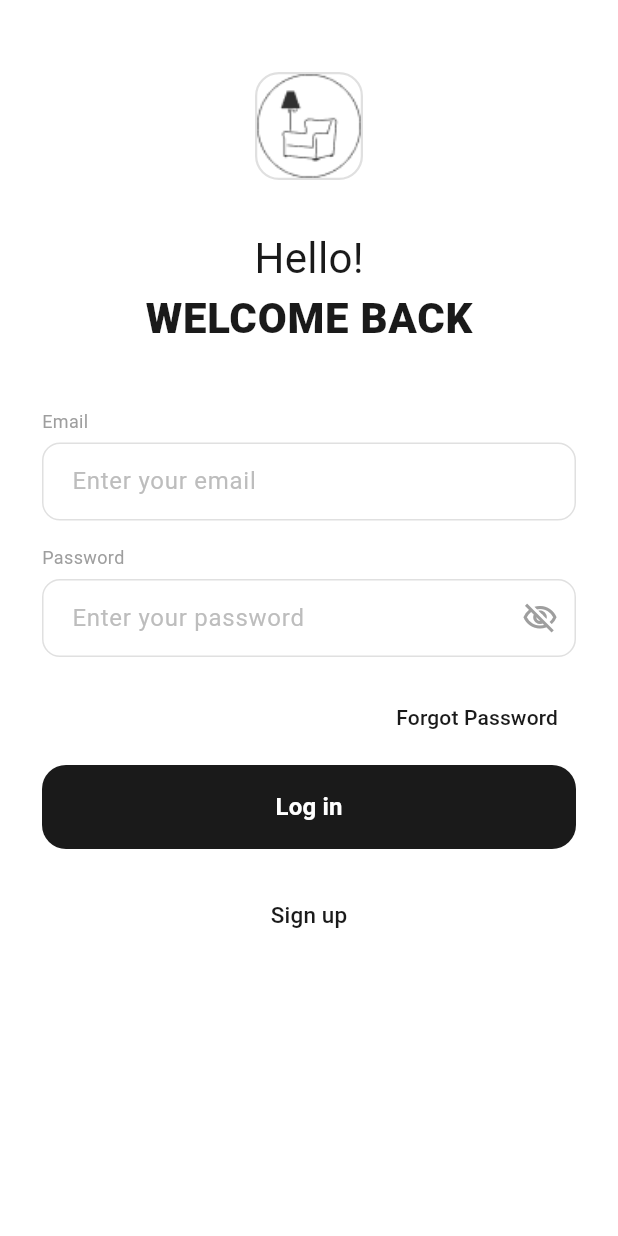
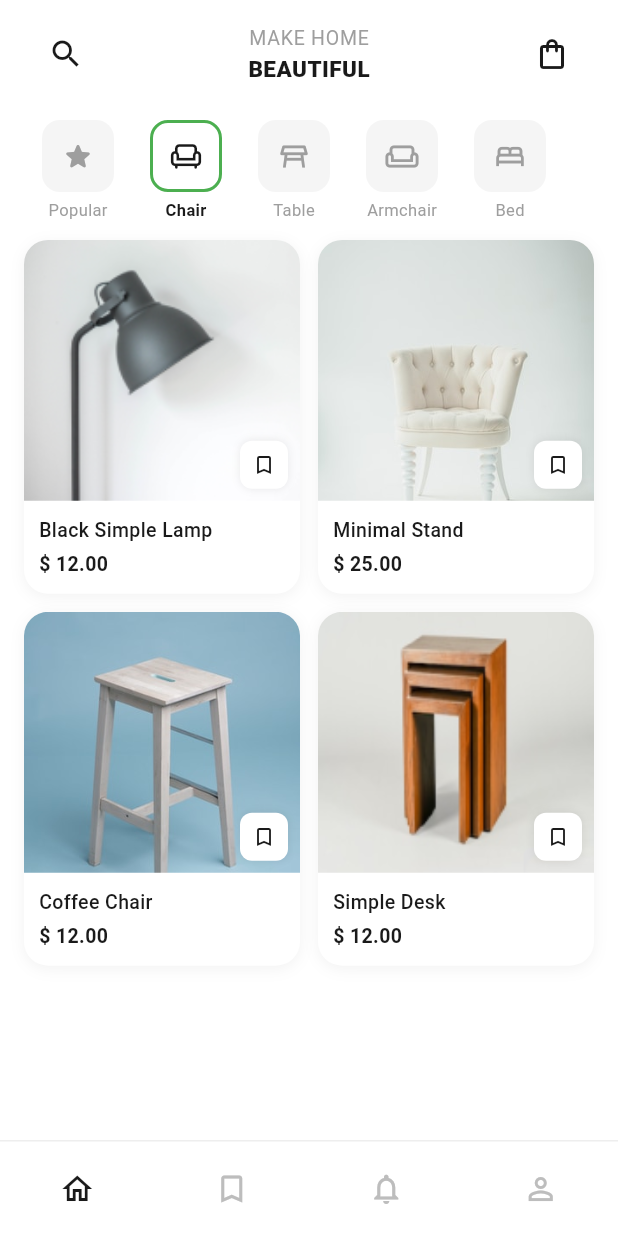
Before and after one commit to Aditya3-9-08/furnitureexam, a Flutter app: the LoginPage screen opened directly, after a tap on "Log in", on a phone screen of 412 x 824 dp. Run offline on Flutter 3.47's test engine with Material 3 defaults, Android fonts, the phone set to English and light mode, and no system bars.

Commit message:
new commit

```diff
--- a/lib/furnitureexam.dart
+++ b/lib/furnitureexam.dart
@@ -25,7 +25,7 @@ class FurnitureExam extends StatelessWidget {
         fit: StackFit.expand,
         children: [
           Image.asset(
-            'assets/images/room1.jpeg',
+            'assets/images/room1.jpeg', // <-- GANTI gambar background splash
             fit: BoxFit.cover,
           ),
           SafeArea(
--- /dev/null
+++ b/lib/home_page.dart
@@ -0,0 +1,347 @@
+import 'package:flutter/material.dart';
+import 'product_page.dart';
+
+class HomePage extends StatefulWidget {
+  const HomePage({super.key});
+
+  @override
+  State<HomePage> createState() => _HomePageState();
+}
+
+class _HomePageState extends State<HomePage> {
+  int _selectedCategory = 1;
+  int _selectedNav = 0;
+
+  final List<Map<String, String>> _categories = [
+    {'label': 'Popular', 'icon': 'star'},
+    {'label': 'Chair', 'icon': 'chair'},
+    {'label': 'Table', 'icon': 'table'},
+    {'label': 'Armchair', 'icon': 'armchair'},
+    {'label': 'Bed', 'icon': 'bed'},
+  ];
+
+
+  final List<Map<String, dynamic>> _products = [
+    {
+      'name': 'Black Simple Lamp',
+      'price': 12.00,
+      'image': 'assets/images/foto1.png',
+      'colors': [Colors.black, Colors.brown, Colors.grey],
+      'rating': 4.3,
+      'reviews': 30,
+      'description':
+          'A sleek and simple black lamp perfect for modern interiors. Minimalist design that complements any room style.',
+    },
+    {
+      'name': 'Minimal Stand',
+      'price': 25.00,
+      'image': 'assets/images/foto2.jpg',
+      'colors': [Colors.white, Colors.brown, Colors.grey],
+      'rating': 4.5,
+      'reviews': 50,
+      'description':
+          'Minimal Stand is made of by natural wood. The design that is very simple and minimal. This is truly one of the best furnitures in any family for now. With 3 different colors, you can easily select the best match for your home.',
+    },
+    {
+      'name': 'Coffee Chair',
+      'price': 12.00,
+      'image': 'assets/images/foto3.jpg',
+      'colors': [Colors.brown, Colors.black, Colors.white],
+      'rating': 4.1,
+      'reviews': 22,
+      'description':
+          'A cozy coffee chair crafted for comfort and style. Ideal for living rooms and reading nooks.',
+    },
+    {
+      'name': 'Simple Desk',
+      'price': 12.00,
+      'image': 'assets/images/foto4.png',
+      'colors': [Colors.brown, Colors.white, Colors.black],
+      'rating': 4.2,
+      'reviews': 18,
+      'description':
+          'Clean and functional desk for your workspace. Simple design with durable wood construction.',
+    },
+  ];
+
+  @override
+  Widget build(BuildContext context) {
+    return Scaffold(
+      backgroundColor: Colors.white,
+      body: SafeArea(
+        child: Column(
+          children: [
+            _buildTopBar(),
+            _buildCategoryRow(),
+            Expanded(
+              child: _buildProductGrid(),
+            ),
+          ],
+        ),
+      ),
+      bottomNavigationBar: _buildBottomNav(),
+    );
+  }
+
+  Widget _buildTopBar() {
+    return Padding(
+      padding: const EdgeInsets.symmetric(horizontal: 20, vertical: 12),
+      child: Row(
+        mainAxisAlignment: MainAxisAlignment.spaceBetween,
+        children: [
+          IconButton(
+            onPressed: () {},
+            icon: const Icon(Icons.search, color: Color(0xFF1A1A1A), size: 24),
+          ),
+          const Column(
+            children: [
+              Text(
+                'MAKE HOME',
+                style: TextStyle(
+                  fontSize: 13,
+                  fontWeight: FontWeight.w400,
+                  color: Color(0xFF9E9E9E),
+                  letterSpacing: 0.5,
+                ),
+              ),
+              Text(
+                'BEAUTIFUL',
+                style: TextStyle(
+                  fontSize: 15,
+                  fontWeight: FontWeight.w900,
+                  color: Color(0xFF1A1A1A),
+                  letterSpacing: 0.3,
+                ),
+              ),
+            ],
+          ),
+          IconButton(
+            onPressed: () {},
+            icon: const Icon(Icons.shopping_bag_outlined,
+                color: Color(0xFF1A1A1A), size: 24),
+          ),
+        ],
+      ),
+    );
+  }
+
+  Widget _buildCategoryRow() {
+    final iconData = [
+      Icons.star_rounded,
+      Icons.chair_outlined,
+      Icons.table_restaurant_outlined,
+      Icons.weekend_outlined,
+      Icons.bed_outlined,
+    ];
+
+    return SizedBox(
+      height: 80,
+      child: ListView.builder(
+        scrollDirection: Axis.horizontal,
+        padding: const EdgeInsets.symmetric(horizontal: 16),
+        itemCount: _categories.length,
+        itemBuilder: (context, index) {
+          final isSelected = _selectedCategory == index;
+          return GestureDetector(
+            onTap: () => setState(() => _selectedCategory = index),
+            child: Container(
+              margin: const EdgeInsets.symmetric(horizontal: 6, vertical: 8),
+              width: 60,
+              child: Column(
+                children: [
+                  Container(
+                    width: 48,
+                    height: 48,
+                    decoration: BoxDecoration(
+                      color: isSelected
+                          ? Colors.white
+                          : const Color(0xFFF5F5F5),
+                      borderRadius: BorderRadius.circular(12),
+                      border: isSelected
+                          ? Border.all(
+                              color: const Color(0xFF4CAF50), width: 2)
+                          : null,
+                    ),
+                    child: Icon(
+                      iconData[index],
+                      size: 22,
+                      color: isSelected
+                          ? const Color(0xFF1A1A1A)
+                          : const Color(0xFF9E9E9E),
+                    ),
+                  ),
+                  const SizedBox(height: 4),
+                  Text(
+                    _categories[index]['label']!,
+                    style: TextStyle(
+                      fontSize: 11,
+                      fontWeight: isSelected
+                          ? FontWeight.w600
+                          : FontWeight.w400,
+                      color: isSelected
+                          ? const Color(0xFF1A1A1A)
+                          : const Color(0xFF9E9E9E),
+                    ),
+                  ),
+                ],
+              ),
+            ),
+          );
+        },
+      ),
+    );
+  }
+
+  Widget _buildProductGrid() {
+    return GridView.builder(
+      padding: const EdgeInsets.symmetric(horizontal: 16, vertical: 8),
+      gridDelegate: const SliverGridDelegateWithFixedCrossAxisCount(
+        crossAxisCount: 2,
+        childAspectRatio: 0.78,
+        crossAxisSpacing: 12,
+        mainAxisSpacing: 12,
+      ),
+      itemCount: _products.length,
+      itemBuilder: (context, index) {
+        final product = _products[index];
+        return _buildProductCard(product);
+      },
+    );
+  }
+
+  Widget _buildProductCard(Map<String, dynamic> product) {
+    return GestureDetector(
+      onTap: () {
+        Navigator.push(
+          context,
+          MaterialPageRoute(
+            builder: (context) => ProductPage(product: product),
+          ),
+        );
+      },
+      child: Container(
+        decoration: BoxDecoration(
+          color: Colors.white,
+          borderRadius: BorderRadius.circular(16),
+          boxShadow: [
+            BoxShadow(
+              color: Colors.black.withOpacity(0.05),
+              blurRadius: 8,
+              offset: const Offset(0, 2),
+            ),
+          ],
+        ),
+        child: Column(
+          crossAxisAlignment: CrossAxisAlignment.start,
+          children: [
+            // Gambar produk
+            Expanded(
+              child: Stack(
+                children: [
+                  ClipRRect(
+                    borderRadius: const BorderRadius.vertical(
+                        top: Radius.circular(16)),
+                    child: SizedBox(
+                      width: double.infinity,
+                      child: Image.asset(
+                        product['image'] as String,
+                        fit: BoxFit.cover,
+                        // ⬆️ Ganti asset di _products list di atas
+                        errorBuilder: (_, __, ___) => Container(
+                          color: const Color(0xFFF5F5F5),
+                          child: const Icon(Icons.image_outlined,
+                              color: Color(0xFFBDBDBD), size: 40),
+                        ),
+                      ),
+                    ),
+                  ),
+                  Positioned(
+                    bottom: 8,
+                    right: 8,
+                    child: Container(
+                      width: 32,
+                      height: 32,
+                      decoration: BoxDecoration(
+                        color: Colors.white,
+                        borderRadius: BorderRadius.circular(8),
+                        boxShadow: [
+                          BoxShadow(
+                            color: Colors.black.withOpacity(0.08),
+                            blurRadius: 4,
+                          )
+                        ],
+                      ),
+                      child: const Icon(Icons.bookmark_border,
+                          size: 16, color: Color(0xFF1A1A1A)),
+                    ),
+                  ),
+                ],
+              ),
+            ),
+            // Info produk
+            Padding(
+              padding: const EdgeInsets.all(10),
+              child: Column(
+                crossAxisAlignment: CrossAxisAlignment.start,
+                children: [
+                  Text(
+                    product['name'] as String,
+                    style: const TextStyle(
+                      fontSize: 13,
+                      fontWeight: FontWeight.w500,
+                      color: Color(0xFF1A1A1A),
+                    ),
+                    maxLines: 1,
+                    overflow: TextOverflow.ellipsis,
+                  ),
+                  const SizedBox(height: 4),
+                  Text(
+                    '\$ ${(product['price'] as double).toStringAsFixed(2)}',
+                    style: const TextStyle(
+                      fontSize: 13,
+                      fontWeight: FontWeight.w700,
+                      color: Color(0xFF1A1A1A),
+                    ),
+                  ),
+                ],
+              ),
+            ),
+          ],
+        ),
+      ),
+    );
+  }
+
+  Widget _buildBottomNav() {
+    final icons = [
+      Icons.home_outlined,
+      Icons.bookmark_border,
+      Icons.notifications_outlined,
+      Icons.person_outline,
+    ];
+
+    return Container(
+      height: 64,
+      decoration: const BoxDecoration(
+        color: Colors.white,
+        border: Border(top: BorderSide(color: Color(0xFFEEEEEE))),
+      ),
+      child: Row(
+        mainAxisAlignment: MainAxisAlignment.spaceAround,
+        children: List.generate(icons.length, (index) {
+          final isSelected = _selectedNav == index;
+          return IconButton(
+            onPressed: () => setState(() => _selectedNav = index),
+            icon: Icon(
+              icons[index],
+              color: isSelected
+                  ? const Color(0xFF1A1A1A)
+                  : const Color(0xFFBDBDBD),
+              size: 24,
+            ),
+          );
+        }),
+      ),
+    );
+  }
+}
--- a/lib/login_page.dart
+++ b/lib/login_page.dart
@@ -1,5 +1,6 @@
 import 'package:flutter/material.dart';
 import 'signup_page.dart';
+import 'home_page.dart';
 
 class LoginPage extends StatefulWidget {
   const LoginPage({super.key});
@@ -42,7 +43,7 @@ class _LoginPageState extends State<LoginPage> {
                 child: ClipRRect(
                   borderRadius: BorderRadius.circular(14),
                   child: Image.asset(
-                    'assets/images/Group.png',
+                    'assets/images/Group.png', // <-- GANTI logo kamu
                     fit: BoxFit.cover,
                   ),
                 ),
@@ -90,11 +91,20 @@ class _LoginPageState extends State<LoginPage> {
                 ),
               ),
               const SizedBox(height: 8),
+
+              // Tombol Log in → langsung masuk HomePage tanpa validasi
               SizedBox(
                 width: double.infinity,
                 height: 56,
                 child: ElevatedButton(
-                  onPressed: () {},
+                  onPressed: () {
+                    Navigator.pushReplacement(
+                      context,
+                      MaterialPageRoute(
+                        builder: (context) => const HomePage(),
+                      ),
+                    );
+                  },
                   style: ElevatedButton.styleFrom(
                     backgroundColor: const Color(0xFF1A1A1A),
                     foregroundColor: Colors.white,
@@ -112,6 +122,7 @@ class _LoginPageState extends State<LoginPage> {
                   ),
                 ),
               ),
+
               const SizedBox(height: 20),
               TextButton(
                 onPressed: () {
```
Also changed, not shown: lib/product_page.dart (added, +318 -0 lines), assets/images/foto1.png (added), assets/images/foto2.jpg (added), assets/images/foto3.jpg (added), assets/images/foto4.png (added).
